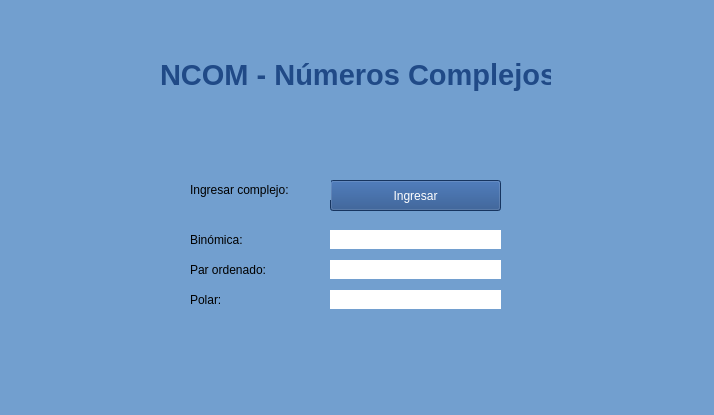
This is ncom.ui in emiortiz/TP-MatSup-1c2019 as Qt 5 draws it before an edit. The edited form follows.
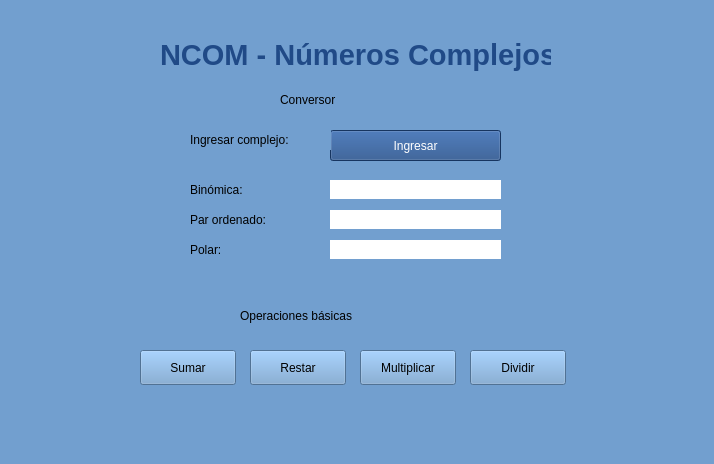
This is the edited form.

Commit message: Operacion sumar

```diff
--- a/ncom.ui
+++ b/ncom.ui
@@ -7,7 +7,7 @@
     <x>0</x>
     <y>0</y>
     <width>714</width>
-    <height>415</height>
+    <height>464</height>
    </rect>
   </property>
   <property name="windowTitle">
@@ -21,7 +21,7 @@
     <property name="geometry">
      <rect>
       <x>160</x>
-      <y>50</y>
+      <y>30</y>
       <width>391</width>
       <height>51</height>
      </rect>
@@ -34,7 +34,7 @@
     <property name="geometry">
      <rect>
       <x>190</x>
-      <y>230</y>
+      <y>180</y>
       <width>67</width>
       <height>19</height>
      </rect>
@@ -47,7 +47,7 @@
     <property name="geometry">
      <rect>
       <x>190</x>
-      <y>260</y>
+      <y>210</y>
       <width>101</width>
       <height>19</height>
      </rect>
@@ -60,7 +60,7 @@
     <property name="geometry">
      <rect>
       <x>330</x>
-      <y>230</y>
+      <y>180</y>
       <width>171</width>
       <height>19</height>
      </rect>
@@ -76,7 +76,7 @@
     <property name="geometry">
      <rect>
       <x>190</x>
-      <y>290</y>
+      <y>240</y>
       <width>41</width>
       <height>19</height>
      </rect>
@@ -89,7 +89,7 @@
     <property name="geometry">
      <rect>
       <x>330</x>
-      <y>180</y>
+      <y>130</y>
       <width>171</width>
       <height>31</height>
      </rect>
@@ -106,7 +106,7 @@
     <property name="geometry">
      <rect>
       <x>190</x>
-      <y>180</y>
+      <y>130</y>
       <width>141</width>
       <height>20</height>
      </rect>
@@ -119,7 +119,7 @@
     <property name="geometry">
      <rect>
       <x>330</x>
-      <y>260</y>
+      <y>210</y>
       <width>171</width>
       <height>19</height>
      </rect>
@@ -135,7 +135,7 @@
     <property name="geometry">
      <rect>
       <x>330</x>
-      <y>290</y>
+      <y>240</y>
       <width>171</width>
       <height>19</height>
      </rect>
@@ -147,6 +147,90 @@
      <string/>
     </property>
    </widget>
+   <widget class="QPushButton" name="sumarButton">
+    <property name="geometry">
+     <rect>
+      <x>140</x>
+      <y>350</y>
+      <width>96</width>
+      <height>35</height>
+     </rect>
+    </property>
+    <property name="text">
+     <string>Sumar</string>
+    </property>
+   </widget>
+   <widget class="QPushButton" name="restarButton">
+    <property name="geometry">
+     <rect>
+      <x>250</x>
+      <y>350</y>
+      <width>96</width>
+      <height>35</height>
+     </rect>
+    </property>
+    <property name="text">
+     <string>Restar</string>
+    </property>
+   </widget>
+   <widget class="QPushButton" name="multiplicarButton">
+    <property name="geometry">
+     <rect>
+      <x>360</x>
+      <y>350</y>
+      <width>96</width>
+      <height>35</height>
+     </rect>
+    </property>
+    <property name="text">
+     <string>Multiplicar</string>
+    </property>
+   </widget>
+   <widget class="QPushButton" name="dividirButton">
+    <property name="geometry">
+     <rect>
+      <x>470</x>
+      <y>350</y>
+      <width>96</width>
+      <height>35</height>
+     </rect>
+    </property>
+    <property name="text">
+     <string>Dividir</string>
+    </property>
+   </widget>
+   <widget class="QLabel" name="label_4">
+    <property name="geometry">
+     <rect>
+      <x>280</x>
+      <y>90</y>
+      <width>131</width>
+      <height>19</height>
+     </rect>
+    </property>
+    <property name="styleSheet">
+     <string notr="true">font: 19pt &quot;Cantarell&quot;;</string>
+    </property>
+    <property name="text">
+     <string>Conversor</string>
+    </property>
+   </widget>
+   <widget class="QLabel" name="label_7">
+    <property name="geometry">
+     <rect>
+      <x>240</x>
+      <y>300</y>
+      <width>231</width>
+      <height>31</height>
+     </rect>
+    </property>
+    <property name="styleSheet">
+     <string notr="true">font: 19pt &quot;Cantarell&quot;;</string>
+    </property>
+    <property name="text">
+     <string>Operaciones básicas</string>
+    </property>
+   </widget>
   </widget>
   <widget class="QMenuBar" name="menubar">
    <property name="geometry">
```
Left out of the diff: 2 changed lines with no effect on the pictures. The commit also changes 2 other files.
